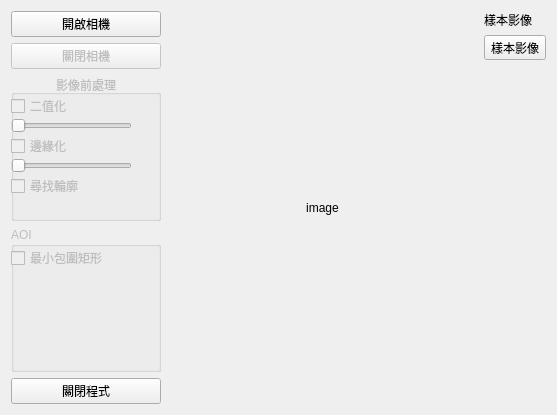
First picture: the form in widget.ui, repository HsuHsiaoHsuan/FlySDK_Qt_OpenCV, before the edit.
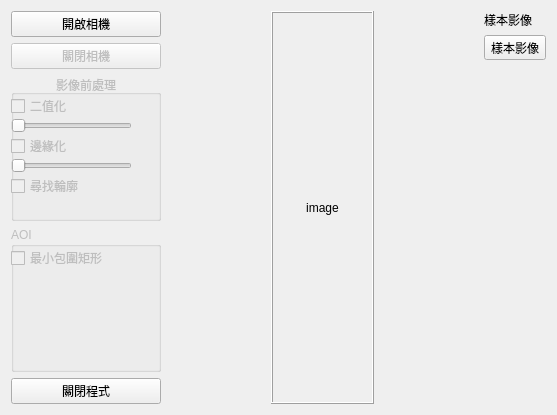
Second picture: the form after the edit. Custom widgets are drawn as their Qt base class.

```diff
--- a/widget.ui
+++ b/widget.ui
@@ -256,6 +256,12 @@
      <property name="cursor">
       <cursorShape>CrossCursor</cursorShape>
      </property>
+     <property name="frameShape">
+      <enum>QFrame::Box</enum>
+     </property>
+     <property name="frameShadow">
+      <enum>QFrame::Raised</enum>
+     </property>
      <property name="text">
       <string>image</string>
      </property>
@@ -320,6 +326,13 @@
   </layout>
  </widget>
  <layoutdefault spacing="6" margin="11"/>
+ <customwidgets>
+  <customwidget>
+   <class>QImageLabel</class>
+   <extends>QLabel</extends>
+   <header location="global">QImageLabel.h</header>
+  </customwidget>
+ </customwidgets>
  <resources/>
  <connections>
   <connection>
```
Left out of the diff: 5 changed lines with no effect on the pictures.
